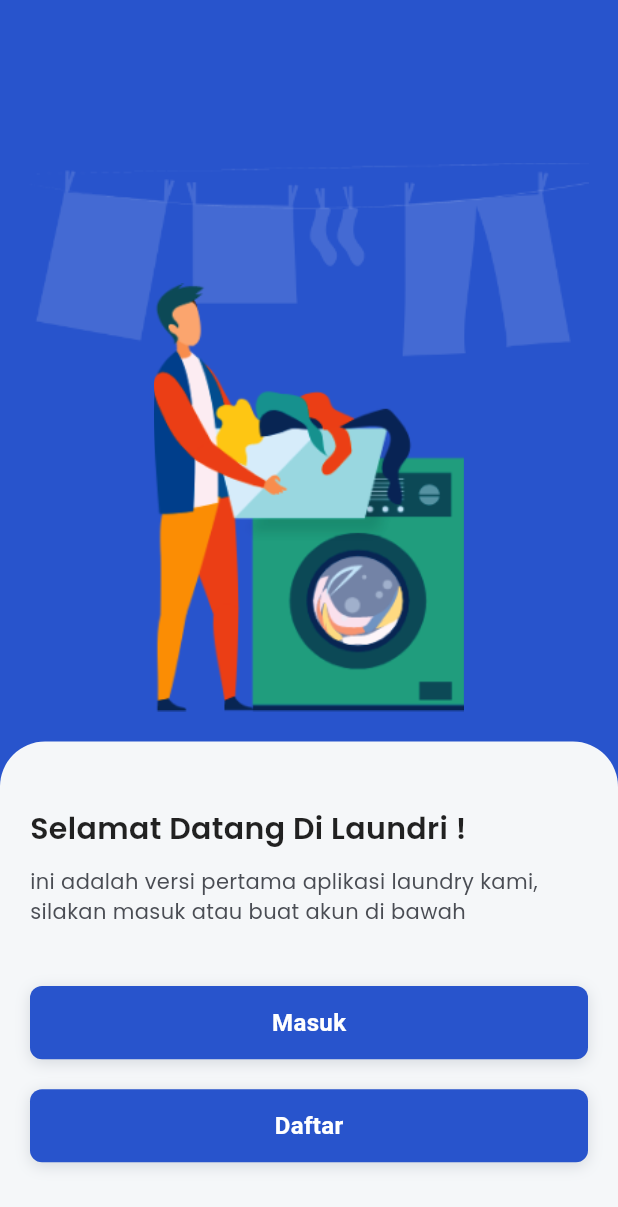
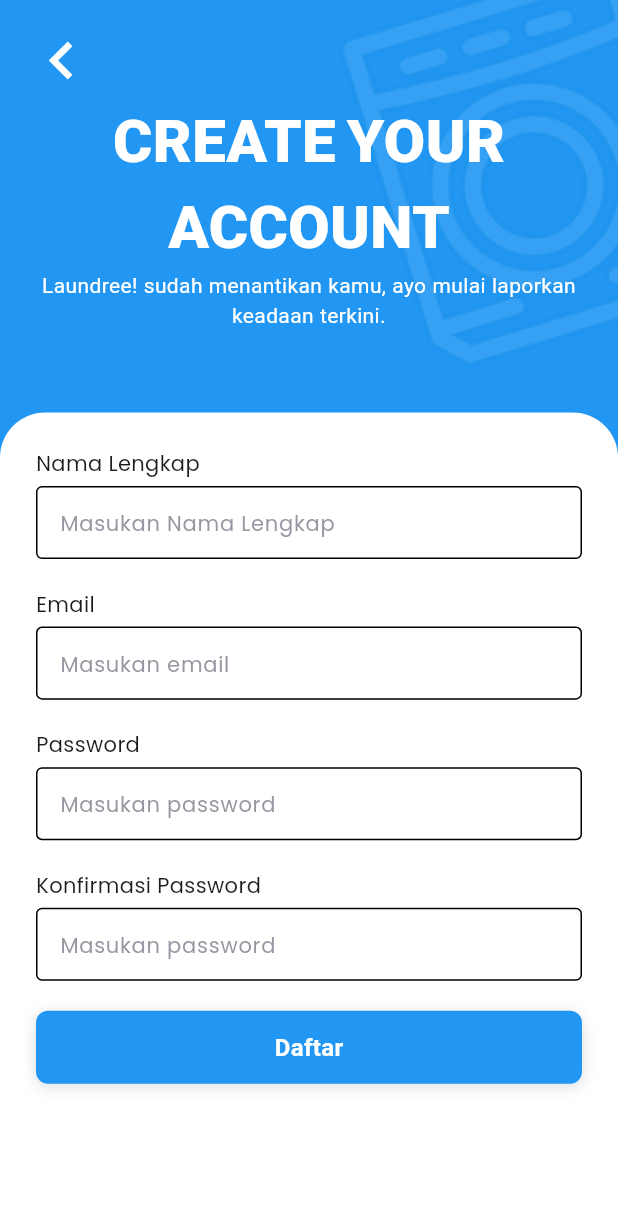
Before and after one commit to HernanFebri/pelayanan_laundri, a Flutter app: the screen it shows after launch, after a tap on "Daftar", on a phone screen of 412 x 824 dp. Shown: the top 1207 px of the screen. Run offline on Flutter 3.47's test engine with Material 3 defaults, Android fonts, the phone set to English and light mode, and no system bars; our stand-ins replace flutter_screenutil, google_fonts.

Commit message:
Update login register

```diff
--- a/lib/main.dart
+++ b/lib/main.dart
@@ -1,7 +1,10 @@
 import 'package:flutter/material.dart';
 import 'package:flutter_screenutil/flutter_screenutil.dart';
 import 'package:google_fonts/google_fonts.dart';
+import 'package:pelayanan_laundri/pages/dashboard.dart';
 import 'package:pelayanan_laundri/pages/home.dart';
+import 'package:pelayanan_laundri/pages/login.dart';
+import 'package:pelayanan_laundri/pages/register.dart';
 import 'package:pelayanan_laundri/utils/constants.dart';
 
 void main() {
@@ -12,7 +15,7 @@ class MyApp extends StatelessWidget {
   @override
   Widget build(BuildContext context) {
     return ScreenUtilInit(
-      designSize: Size(375, 812),
+      designSize: const Size(375, 812),
       child: MaterialApp(
         debugShowCheckedModeBanner: false,
         title: "Flutter Laundry UI",
@@ -32,11 +35,23 @@ Route<dynamic> _onGenerateRoute(RouteSettings settings) {
   switch (settings.name) {
     case "/":
       return MaterialPageRoute(builder: (BuildContext context) {
-        return Home();
+        return const Home();
+      });
+    case "/login":
+      return MaterialPageRoute(builder: (BuildContext context) {
+        return Login();
+      });
+    case "/register":
+      return MaterialPageRoute(builder: (BuildContext context) {
+        return Register();
+      });
+    case "/dashboard":
+      return MaterialPageRoute(builder: (BuildContext context) {
+        return Dashboard();
       });
     default:
       return MaterialPageRoute(builder: (BuildContext context) {
-        return Home();
+        return const Home();
       });
   }
 }
--- a/lib/pages/home.dart
+++ b/lib/pages/home.dart
@@ -11,37 +11,22 @@ class Home extends StatelessWidget {
     return Scaffold(
       backgroundColor: Constants.primaryColor,
       body: Container(
+        decoration: const BoxDecoration(
+          image: DecorationImage(
+            scale: 1.2,
+            alignment: Alignment(0, -0.3),
+            image: AssetImage("assets/images/illustration.png"),
+          ),
+        ),
+        child: Center(
           child: Column(
             crossAxisAlignment: CrossAxisAlignment.stretch,
             children: [
-            Expanded(
+              const Expanded(
                 flex: 3,
                 child: Stack(
                   alignment: Alignment.bottomCenter,
-                children: [
-                  Positioned(
-                    top: 100.0,
-                    left: 0.0,
-                    right: 0.0,
-                    child: Container(
-                      height: 150.0,
-                      width: double.infinity,
-                      decoration: const BoxDecoration(
-                          image: DecorationImage(
-                              image:
-                                  AssetImage("assets/images/cloth_faded.png"))),
-                    ),
-                  ),
-                  Container(
-                    child: Padding(
-                      padding: const EdgeInsets.all(20.0),
-                      child: Image.asset(
-                        "assets/images/illustration.png",
-                        scale: 1.1,
-                      ),
-                    ),
-                  )
-                ],
+                  children: [],
                 ),
               ),
               Expanded(
@@ -49,7 +34,7 @@ class Home extends StatelessWidget {
                 child: Container(
                   padding: const EdgeInsets.symmetric(
                     horizontal: 20.0,
-                  vertical: 24.0,
+                    vertical: 20.0,
                   ),
                   decoration: BoxDecoration(
                     color: Constants.scaffoldbackgroundColor,
@@ -62,7 +47,7 @@ class Home extends StatelessWidget {
                     crossAxisAlignment: CrossAxisAlignment.start,
                     children: [
                       const SizedBox(
-                      height: 20.0,
+                        height: 10.0,
                       ),
                       const Text(
                         "Selamat Datang Di Laundri !",
@@ -82,7 +67,7 @@ class Home extends StatelessWidget {
                         ),
                       ),
                       const SizedBox(
-                      height: 40.0,
+                        height: 20.0,
                       ),
                       AppButton(
                         type: ButtonType.PRIMARY,
@@ -91,13 +76,15 @@ class Home extends StatelessWidget {
                           nextScreen(context, "/login");
                         },
                       ),
-                    SizedBox(
-                      height: 20.0,
+                      const SizedBox(
+                        height: 10.0,
                       ),
                       AppButton(
                         type: ButtonType.PRIMARY,
                         text: "Daftar",
-                      onPressed: () {},
+                        onPressed: () {
+                          nextScreen(context, "/register");
+                        },
                       ),
                     ],
                   ),
@@ -106,6 +93,7 @@ class Home extends StatelessWidget {
             ],
           ),
         ),
+      ),
     );
   }
 }
--- /dev/null
+++ b/lib/pages/register.dart
@@ -0,0 +1,148 @@
+import 'package:flutter/material.dart';
+import 'package:flutter/widgets.dart';
+import 'package:pelayanan_laundri/utils/constants.dart';
+import 'package:pelayanan_laundri/widgets/app_button.dart';
+import 'package:pelayanan_laundri/widgets/input_widget.dart';
+
+class Register extends StatelessWidget {
+  const Register({super.key});
+
+  @override
+  Widget build(BuildContext context) {
+    return Scaffold(
+      backgroundColor: Constants.primaryColor,
+      body: SafeArea(
+        bottom: false,
+        child: Container(
+          child: Stack(
+            clipBehavior: Clip.none,
+            children: [
+              Positioned(
+                right: 0.0,
+                top: -20.0,
+                child: Opacity(
+                  opacity: 0.3,
+                  child: Image.asset("assets/images/mesin.png"),
+                ),
+              ),
+              Column(
+                crossAxisAlignment: CrossAxisAlignment.start,
+                children: [
+                  Container(
+                    padding: const EdgeInsets.symmetric(
+                      horizontal: 16.0,
+                      vertical: 15.0,
+                    ),
+                    child: Column(
+                      crossAxisAlignment: CrossAxisAlignment.start,
+                      children: [
+                        GestureDetector(
+                          onTap: () {
+                            Navigator.of(context).pop();
+                          },
+                          child: const Icon(
+                            Icons.keyboard_arrow_left,
+                            color: Colors.white,
+                            size: 50.0,
+                          ),
+                        ),
+                        const Center(
+                          child: Column(
+                            children: [
+                              Text(
+                                "CREATE YOUR",
+                                style: TextStyle(
+                                    fontSize: 40.0,
+                                    color: Colors.white,
+                                    fontWeight: FontWeight.w900,
+                                    fontFamily: 'FontPuppins'),
+                              ),
+                              Text(
+                                "ACCOUNT",
+                                style: TextStyle(
+                                    fontSize: 40.0,
+                                    color: Colors.white,
+                                    fontWeight: FontWeight.w900,
+                                    fontFamily: 'FontPuppins'),
+                              ),
+                              Text(
+                                textAlign: TextAlign.center,
+                                "Laundree! sudah menantikan kamu, ayo mulai laporkan keadaan terkini.",
+                                style: TextStyle(
+                                    fontSize: 14.0,
+                                    color: Colors.white,
+                                    fontFamily: 'FontPuppins'),
+                              ),
+                            ],
+                          ),
+                        ),
+                      ],
+                    ),
+                  ),
+                  const SizedBox(
+                    height: 40.0,
+                  ),
+                  Expanded(
+                    child: Container(
+                      width: double.infinity,
+                      decoration: const BoxDecoration(
+                          borderRadius: BorderRadius.only(
+                            topLeft: Radius.circular(30.0),
+                            topRight: Radius.circular(30.0),
+                          ),
+                          color: Colors.white),
+                      padding: const EdgeInsets.all(24.0),
+                      child: SingleChildScrollView(
+                        child: Column(
+                          crossAxisAlignment: CrossAxisAlignment.stretch,
+                          children: [
+                            //Input Widget Textfield
+                            const InputWidget(
+                              topLabel: "Nama Lengkap",
+                              hintText: "Masukan Nama Lengkap",
+                            ),
+                            const SizedBox(
+                              height: 20.0,
+                            ),
+                            const InputWidget(
+                              topLabel: "Email",
+                              hintText: "Masukan email",
+                            ),
+                            SizedBox(
+                              height: 20.0,
+                            ),
+                            const InputWidget(
+                              topLabel: "Password",
+                              obscureText: true,
+                              hintText: "Masukan password",
+                            ),
+                            const SizedBox(
+                              height: 20.0,
+                            ),
+                            const InputWidget(
+                              topLabel: "Konfirmasi Password",
+                              obscureText: true,
+                              hintText: "Masukan password",
+                            ),
+                            const SizedBox(
+                              height: 20.0,
+                            ),
+                            AppButton(
+                              type: ButtonType.PRIMARY,
+                              text: "Daftar",
+                              onPressed: () {},
+                            )
+                          ],
+                        ),
+                      ),
+                    ),
+                  ),
+                ],
+              ),
+            ],
+          ),
+        ),
+      ),
+    );
+  }
+}
--- a/lib/utils/constants.dart
+++ b/lib/utils/constants.dart
@@ -1,6 +1,10 @@
 import 'package:flutter/material.dart';
 
 class Constants {
-  static final Color primaryColor = Color.fromRGBO(40, 84, 204, 1);
+  static final Color primaryColor = Color.fromRGBO(33, 150, 243, 1);
+  static final Image primaryImage = Image.asset(
+    "assets/images/frame.png",
+    repeat: ImageRepeat.repeat,
+  );
   static final Color scaffoldbackgroundColor = Color.fromRGBO(245, 247, 249, 1);
 }
--- /dev/null
+++ b/lib/widgets/input_widget.dart
@@ -0,0 +1,55 @@
+import 'package:flutter/material.dart';
+import 'package:flutter_screenutil/flutter_screenutil.dart';
+
+class InputWidget extends StatelessWidget {
+  final String hintText;
+  final double height;
+  final String topLabel;
+  final bool obscureText;
+
+  const InputWidget({
+    super.key,
+    required this.hintText,
+    this.height = 48.0,
+    this.topLabel = "",
+    this.obscureText = false,
+  });
+
+  @override
+  Widget build(BuildContext context) {
+    return Column(
+      crossAxisAlignment: CrossAxisAlignment.start,
+      children: [
+        Text(topLabel),
+        const SizedBox(height: 5.0),
+        Container(
+          height: ScreenUtil().setHeight(height),
+          decoration: BoxDecoration(
+            color: Colors.white,
+            borderRadius: BorderRadius.circular(8.0),
+          ),
+          child: TextFormField(
+            obscureText: obscureText,
+            decoration: InputDecoration(
+              enabledBorder: const OutlineInputBorder(
+                borderSide: BorderSide(
+                  color: Colors.black,
+                ),
+              ),
+              focusedBorder: const OutlineInputBorder(
+                borderSide: BorderSide(
+                  color: Colors.black,
+                ),
+              ),
+              hintText: hintText,
+              hintStyle: const TextStyle(
+                fontSize: 14.0,
+                color: Color.fromRGBO(105, 108, 121, 0.7),
+              ),
+            ),
+          ),
+        )
+      ],
+    );
+  }
+}
```
Also changed, not shown: lib/pages/dashboard.dart (added, +10 -0 lines), lib/pages/login.dart (added, +149 -0 lines), pubspec.yaml (+16 -11 lines), assets/fonts/Poppins-Bold.ttf (added), assets/fonts/Poppins-Regular.ttf (added), assets/images/ellipse.png (added), assets/images/frame.png (added), assets/images/mesin.png (renamed from assets/images/washing_machine_illustration.png), pubspec.lock. Lines whose indentation alone changed are shown as unchanged.
